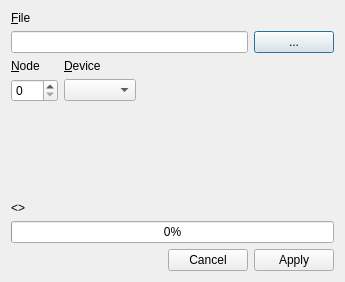
First picture: the form in src/ui/firmware.ui, repository mikessut/CAN-FIX-Utility, before the edit.
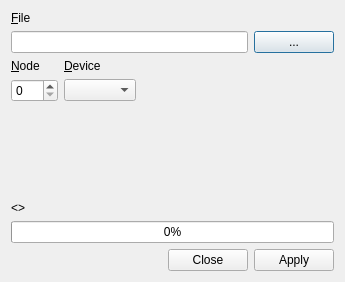
Second picture: the form after the edit.

```diff
--- a/src/ui/firmware.ui
+++ b/src/ui/firmware.ui
@@ -132,7 +132,7 @@
    <item>
     <widget class="QDialogButtonBox" name="buttonBox">
      <property name="standardButtons">
-      <set>QDialogButtonBox::Apply|QDialogButtonBox::Cancel</set>
+      <set>QDialogButtonBox::Apply|QDialogButtonBox::Close</set>
      </property>
     </widget>
    </item>
```
